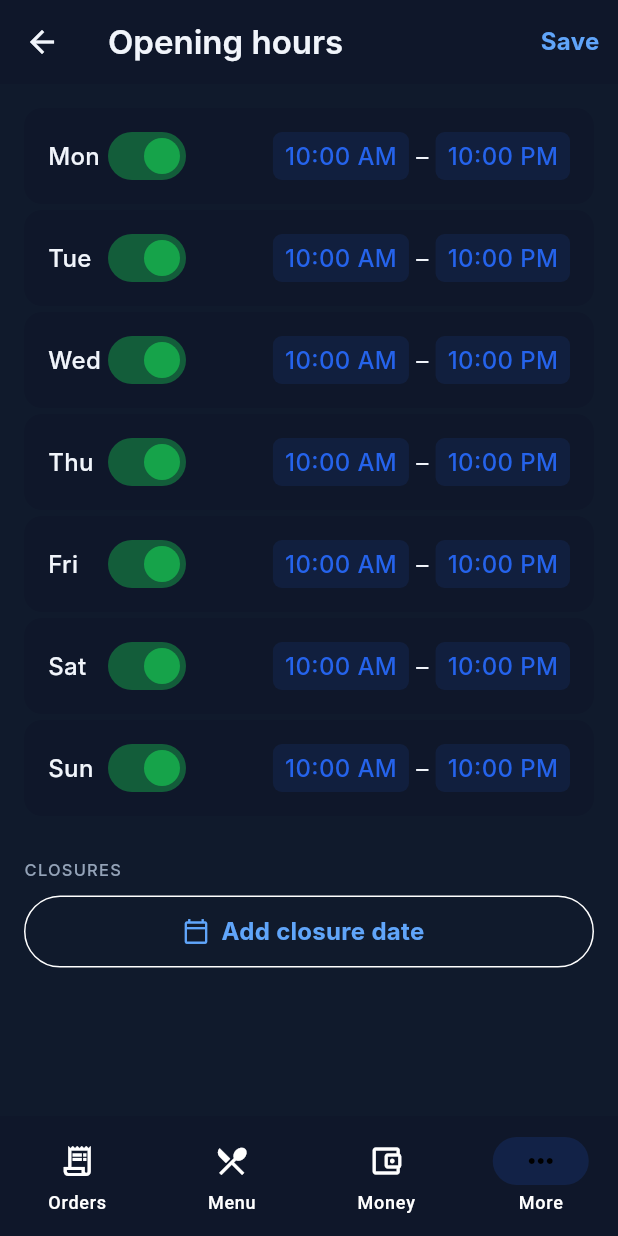
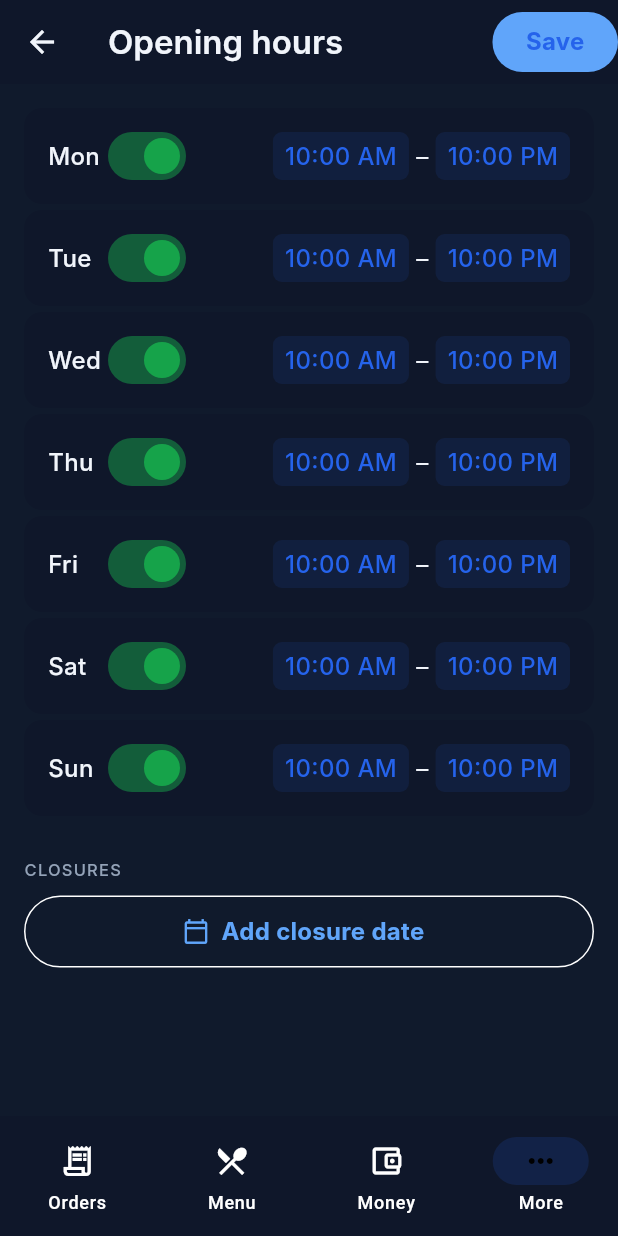
Before and after one commit to Afzal20/PlateRoute-Merchant, a Flutter app: the HoursScreen screen opened by its route, on a phone screen of 412 x 824 dp. Run offline on Flutter 3.47's test engine with Material 3 defaults, Android fonts, the phone set to English and light mode, and no system bars; our stand-ins replace audioplayers, cached_network_image, dio, equatable, firebase_messaging, flutter_dotenv and 7 more; accounts and stored records are empty; generated files the repository leaves out were written again; Roboto replaces fonts that are missing (Inter).

Commit message:
refactor(more): use IdempotentSubmitButton in hours screen

```diff
--- a/lib/features/more/presentation/hours_screen.dart
+++ b/lib/features/more/presentation/hours_screen.dart
@@ -4,6 +4,7 @@ import 'package:go_router/go_router.dart';
 
 import '../../../core/theme/app_colors.dart';
 import '../../../core/theme/app_theme.dart';
+import '../../../core/widgets/idempotent_submit_button.dart';
 
 /// S11 — Opening hours editor with weekly schedule grid.
 class HoursScreen extends ConsumerWidget {
@@ -19,8 +20,11 @@ class HoursScreen extends ConsumerWidget {
         title: const Text('Opening hours'),
         leading: BackButton(onPressed: () => context.pop()),
         actions: [
-          TextButton(
-            onPressed: () {},
+          IdempotentSubmitButton(
+            onPressed: () async {},
+            style: TextButton.styleFrom(
+              foregroundColor: AppColors.primary,
+            ),
             child: const Text('Save'),
           ),
         ],
```
